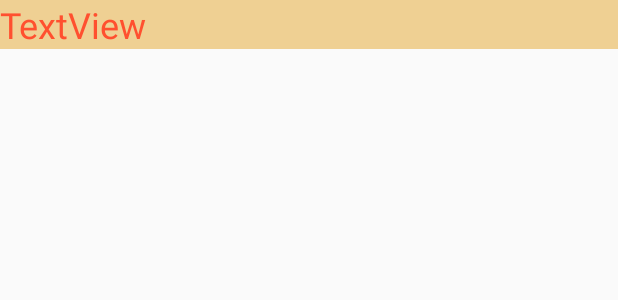
After one commit to eaksens/GeoLocation_HW8_Andriod, an Android app: the layout list_section_header.xml on its own in the app's theme, with its tools: preview values and no code run, on a phone screen of 412 x 824 dp. The commit adds this screen. Shown: the top 300 px of the screen. Run offline under Robolectric (Android 15) with nearby library versions, the phone set to English and light mode, and no system bars.

Commit message:
3rd commit

```diff
--- /dev/null
+++ b/app/src/main/res/layout/list_section_header.xml
@@ -0,0 +1,14 @@
+<?xml version="1.0" encoding="utf-8"?>
+<LinearLayout xmlns:android="http://schemas.android.com/apk/res/android"
+    android:layout_width="match_parent"
+    android:layout_height="wrap_content">
+    <TextView
+        android:id="@+id/header"
+        android:layout_width="wrap_content"
+        android:layout_height="wrap_content"
+        android:layout_weight="1"
+        android:background="@color/colorAccent"
+        android:text="TextView"
+        android:textAppearance="@style/TextAppearance.AppCompat.Headline"
+        android:textColor="@color/colorPrimary" />
+</LinearLayout>
```
Also changed, not shown: app/src/main/java/com/example/geocalculatorapp/HistoryAdapter.java (+90 -13 lines), app/src/main/java/com/example/geocalculatorapp/MainActivity.java (+37 -38 lines), app/src/main/java/com/example/geocalculatorapp/dummy/HistoryContent.java (+12 -0 lines), app/src/main/res/layout/content_history.xml (line endings or trailing spaces).
